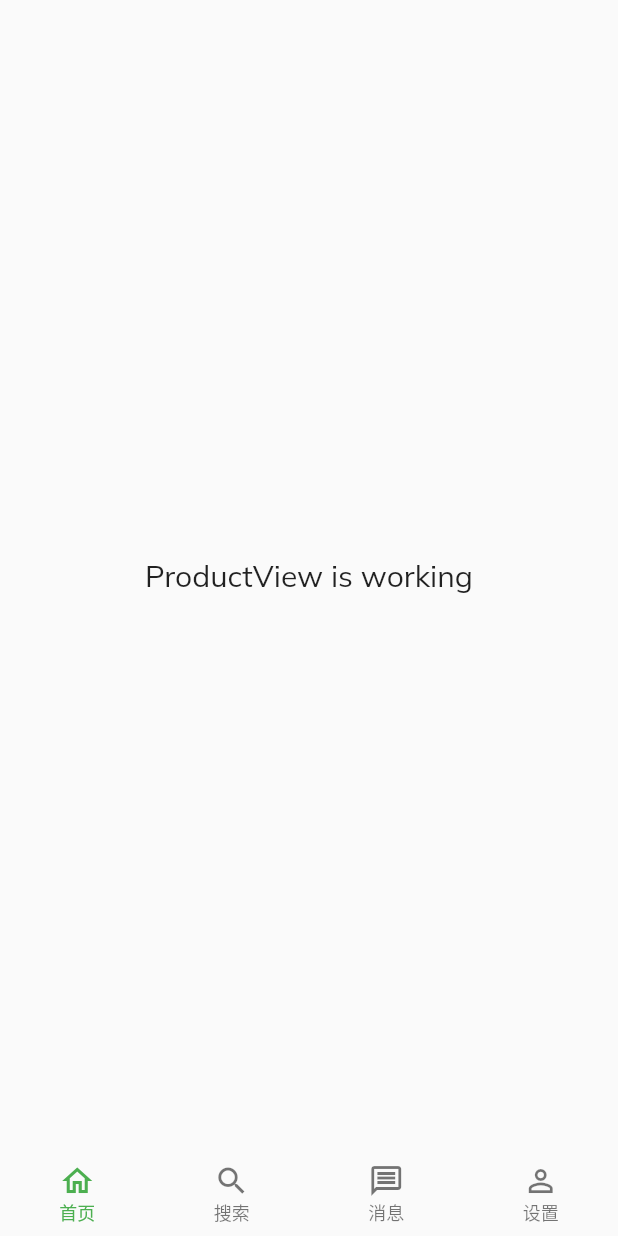
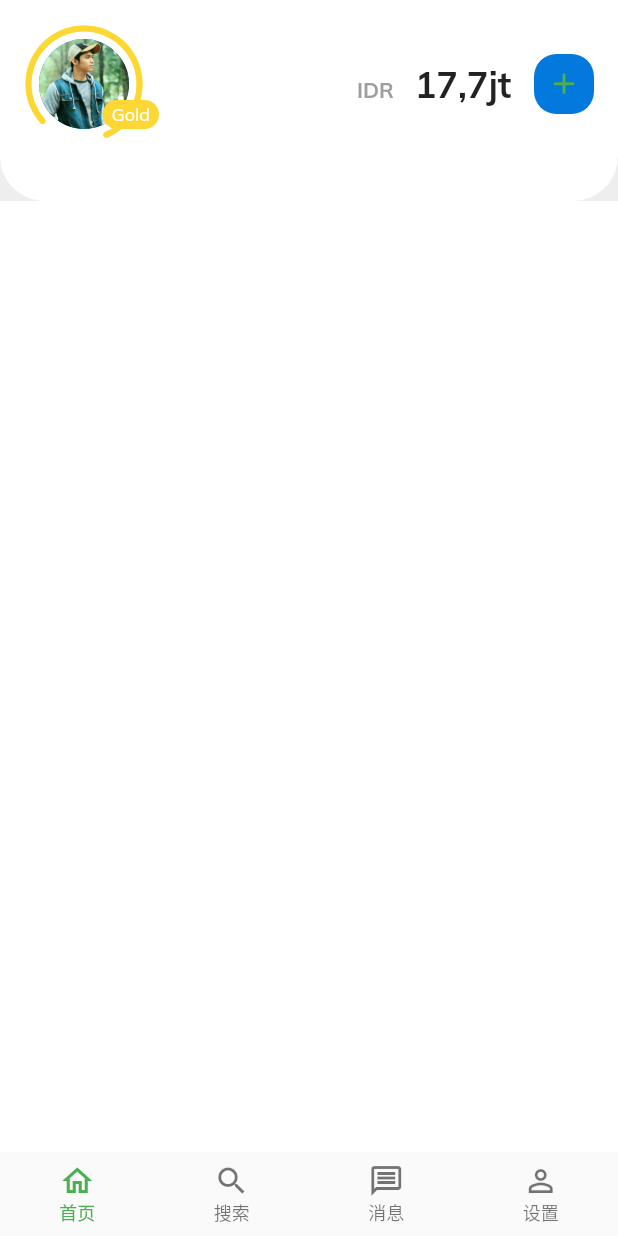
Before and after one commit to javyliu/car_rental, a Flutter app: the screen it shows after launch, on a phone screen of 412 x 824 dp. Run offline on Flutter 3.47's test engine with Material 2 defaults, Android fonts, the phone set to English and light mode, and no system bars; drawn by our look-alikes of badges, step_progress_indicator; our stand-ins replace get, google_fonts.

```diff
--- a/lib/app/modules/product/views/product_view.dart
+++ b/lib/app/modules/product/views/product_view.dart
@@ -1,16 +1,129 @@
+import 'package:badges/badges.dart';
 import 'package:flutter/material.dart';
 
 import 'package:get/get.dart';
+import 'package:step_progress_indicator/step_progress_indicator.dart';
 
+import '../../../config.dart';
 import '../controllers/product_controller.dart';
 
 class ProductView extends GetView<ProductController> {
   @override
   Widget build(BuildContext context) {
-    return Center(
-      child: Text(
-        'ProductView is working',
-        style: TextStyle(fontSize: 20),
+    return Container(
+      color: Colors.white,
+      child: SafeArea(
+        child: SingleChildScrollView(
+          physics: BouncingScrollPhysics(),
+          child: Container(
+            color: Colors.grey[200],
+            child: Column(
+              crossAxisAlignment: CrossAxisAlignment.stretch,
+              children: [
+                buildHeader(),
+              ],
+            ),
+          ),
+        ),
+      ),
+    );
+  }
+
+  Container buildHeader() {
+    return Container(
+      padding: EdgeInsets.symmetric(vertical: 16),
+      decoration: BoxDecoration(
+        color: Colors.white,
+        borderRadius: BorderRadius.only(
+          bottomLeft: Radius.circular(30),
+          bottomRight: Radius.circular(30),
+        ),
+      ),
+      child: Column(
+        crossAxisAlignment: CrossAxisAlignment.start,
+        children: [
+          ///app bar
+          _buildAppBar(),
+          SizedBox(height: 22),
+        ],
+      ),
+    );
+  }
+
+  Container _buildAppBar() {
+    return Container(
+      padding: EdgeInsets.symmetric(horizontal: 16),
+      child: Row(
+        mainAxisAlignment: MainAxisAlignment.spaceBetween,
+        children: [
+          Container(
+            width: 90,
+            child: Stack(
+              children: [
+                CircularStepProgressIndicator(
+                  totalSteps: 100,
+                  padding: 0,
+                  currentStep: 80,
+                  selectedStepSize: 4,
+                  width: 80,
+                  height: 80,
+                  startingAngle: 2.3,
+                  selectedColor: Colors.yellow[600],
+                  unselectedColor: Colors.white,
+                  roundedCap: (_, __) {
+                    // print("$_, $__");
+                    return true;
+                  },
+                  child: Center(
+                    child: CircleAvatar(
+                      maxRadius: 30,
+                      backgroundImage: AssetImage('assets/images/users/faisal-ramdan.jpg'),
+                    ),
+                  ),
+                ),
+                Positioned(
+                  bottom: 10,
+                  right: 0,
+                  child: Badge(
+                    shape: BadgeShape.square,
+                    animationType: BadgeAnimationType.scale,
+                    padding: EdgeInsets.symmetric(horizontal: 6, vertical: 2.2),
+                    borderRadius: BorderRadius.circular(13),
+                    badgeColor: Colors.yellow[600]!,
+                    elevation: 0,
+                    badgeContent: Text("Gold", style: TextStyle(color: Colors.white, fontSize: 12)),
+                  ),
+                ),
+              ],
+            ),
+          ),
+          Row(
+            children: [
+              Padding(
+                padding: const EdgeInsets.symmetric(horizontal: 15),
+                child: Row(
+                  crossAxisAlignment: CrossAxisAlignment.end,
+                  children: [
+                    Padding(
+                      padding: const EdgeInsets.symmetric(horizontal: 14, vertical: 2),
+                      child: Text("IDR", style: TextStyle(fontWeight: FontWeight.bold, color: Colors.grey)),
+                    ),
+                    Text("17,7jt", style: TextStyle(fontWeight: FontWeight.bold, fontSize: 24)),
+                  ],
+                ),
+              ),
+              Container(
+                width: 40,
+                height: 40,
+                decoration: BoxDecoration(
+                  color: Config.primaryColor,
+                  borderRadius: BorderRadius.all(Radius.circular(15)),
+                ),
+                child: Icon(Icons.add, color: Colors.green, size: 23),
+              )
+            ],
+          ),
+        ],
       ),
     );
   }
--- /dev/null
+++ b/lib/app/widgets/car_images_widget.dart
@@ -0,0 +1,13 @@
+import 'package:flutter/cupertino.dart';
+
+class CarImagesWidget extends StatelessWidget {
+  const CarImagesWidget({Key? key, required this.images, this.isExpanded = false}) : super(key: key);
+
+  final List<String> images;
+  final bool isExpanded;
+
+  @override
+  Widget build(BuildContext context) {
+    return PageView();
+  }
+}
--- a/pubspec.yaml
+++ b/pubspec.yaml
@@ -24,7 +24,9 @@ dev_dependencies:
 flutter:
   uses-material-design: true
   assets:
-    - assets/images/
+    - assets/images/users/
+    - assets/images/cars/
+    - assets/images/dealers/
 
 flutter_icons:
   android: "launcher_icon"
```
